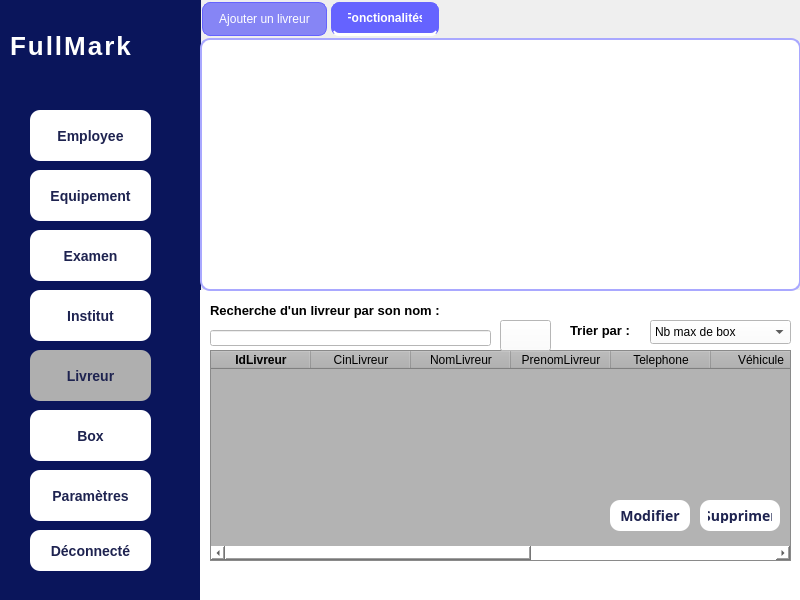
malek-mejaouel/Distribution_center_project-, file mainwindow.ui: the form before one commit.
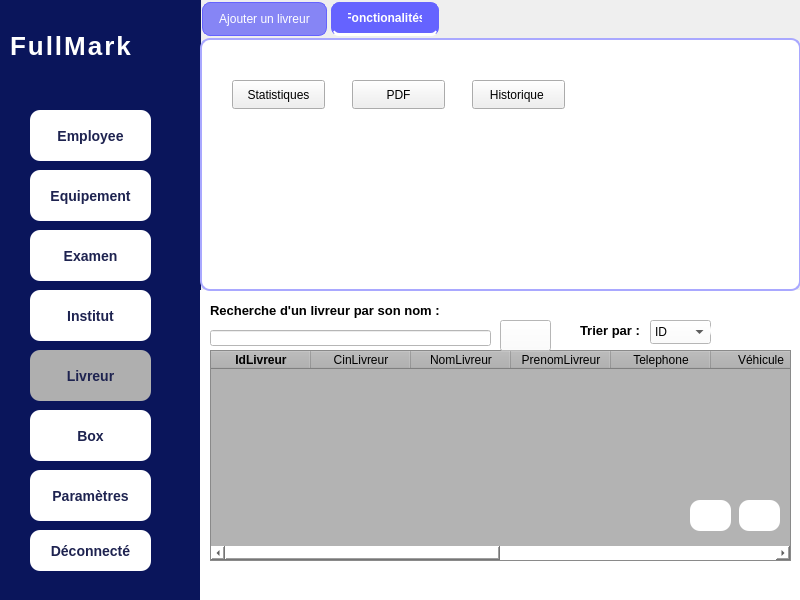
The form after the commit. The open tabs and pages were chosen to show the change. Icons and pictures are not drawn.

What changed in the file:
```diff
--- a/mainwindow.ui
+++ b/mainwindow.ui
@@ -473,11 +473,32 @@
        </color>
       </property>
      </column>
+     <column>
+      <property name="text">
+       <string>image</string>
+      </property>
+      <property name="background">
+       <color>
+        <red>0</red>
+        <green>0</green>
+        <blue>107</blue>
+       </color>
+      </property>
+      <property name="foreground">
+       <brush brushstyle="NoBrush">
+        <color alpha="255">
+         <red>0</red>
+         <green>0</green>
+         <blue>0</blue>
+        </color>
+       </brush>
+      </property>
+     </column>
     </widget>
     <widget class="QLabel" name="label_11">
      <property name="geometry">
       <rect>
-       <x>370</x>
+       <x>380</x>
        <y>30</y>
        <width>71</width>
        <height>21</height>
@@ -498,13 +519,13 @@
       <rect>
        <x>450</x>
        <y>30</y>
-       <width>141</width>
+       <width>61</width>
        <height>24</height>
       </rect>
      </property>
      <item>
       <property name="text">
-       <string>Nb max de box</string>
+       <string>ID</string>
       </property>
      </item>
      <item>
@@ -634,9 +655,9 @@
     <widget class="QPushButton" name="b4">
      <property name="geometry">
       <rect>
-       <x>500</x>
+       <x>539</x>
        <y>210</y>
-       <width>80</width>
+       <width>41</width>
        <height>31</height>
       </rect>
      </property>
@@ -655,15 +676,15 @@
     padding: 8px;</string>
      </property>
      <property name="text">
-      <string>Supprimer</string>
+      <string/>
      </property>
     </widget>
     <widget class="QPushButton" name="b3">
      <property name="geometry">
       <rect>
-       <x>410</x>
+       <x>490</x>
        <y>210</y>
-       <width>80</width>
+       <width>41</width>
        <height>31</height>
       </rect>
      </property>
@@ -682,7 +703,70 @@
     padding: 8px;</string>
      </property>
      <property name="text">
-      <string>Modifier</string>
+      <string/>
+     </property>
+     <property name="icon">
+      <iconset theme="QIcon::ThemeIcon::MailMessageNew"/>
+     </property>
+    </widget>
+    <widget class="QPushButton" name="DescButton">
+     <property name="geometry">
+      <rect>
+       <x>510</x>
+       <y>30</y>
+       <width>51</width>
+       <height>21</height>
+      </rect>
+     </property>
+     <property name="font">
+      <font>
+       <family>Tw Cen MT</family>
+       <pointsize>-1</pointsize>
+       <bold>true</bold>
+      </font>
+     </property>
+     <property name="styleSheet">
+      <string notr="true">  background-color: #FFFFFF;
+    color: #1E2350;
+    border-radius: 10px;
+    font-size: 14px;
+    padding: 8px;</string>
+     </property>
+     <property name="text">
+      <string/>
+     </property>
+     <property name="icon">
+      <iconset theme="QIcon::ThemeIcon::GoDown"/>
+     </property>
+    </widget>
+    <widget class="QPushButton" name="AscButton">
+     <property name="geometry">
+      <rect>
+       <x>550</x>
+       <y>30</y>
+       <width>41</width>
+       <height>21</height>
+      </rect>
+     </property>
+     <property name="font">
+      <font>
+       <family>Tw Cen MT</family>
+       <pointsize>-1</pointsize>
+       <bold>true</bold>
+      </font>
+     </property>
+     <property name="styleSheet">
+      <string notr="true">  background-color: #FFFFFF;
+    color: #1E2350;
+    border-radius: 10px;
+    font-size: 14px;
+    padding: 8px;</string>
+     </property>
+     <property name="text">
+      <string/>
+     </property>
+     <property name="icon">
+      <iconset theme="QIcon::ThemeIcon::GoUp"/>
      </property>
     </widget>
    </widget>
@@ -1107,6 +1191,58 @@
      <attribute name="title">
       <string>Fonctionalités</string>
      </attribute>
+     <widget class="QPushButton" name="statsButton">
+      <property name="geometry">
+       <rect>
+        <x>30</x>
+        <y>40</y>
+        <width>93</width>
+        <height>29</height>
+       </rect>
+      </property>
+      <property name="styleSheet">
+       <string notr="true">
+font: 9pt &quot;Segoe Fluent Icons&quot;;</string>
+      </property>
+      <property name="text">
+       <string>Statistiques</string>
+      </property>
+     </widget>
+     <widget class="QPushButton" name="pdfButton">
+      <property name="geometry">
+       <rect>
+        <x>150</x>
+        <y>40</y>
+        <width>93</width>
+        <height>29</height>
+       </rect>
+      </property>
+      <property name="styleSheet">
+       <string notr="true">font: 9pt &quot;Segoe Fluent Icons&quot;;</string>
+      </property>
+      <property name="text">
+       <string>PDF</string>
+      </property>
+      <property name="icon">
+       <iconset theme="QIcon::ThemeIcon::DocumentPageSetup"/>
+      </property>
+     </widget>
+     <widget class="QPushButton" name="historiqueButton">
+      <property name="geometry">
+       <rect>
+        <x>270</x>
+        <y>40</y>
+        <width>93</width>
+        <height>29</height>
+       </rect>
+      </property>
+      <property name="styleSheet">
+       <string notr="true">font: 9pt &quot;Segoe Fluent Icons&quot;;</string>
+      </property>
+      <property name="text">
+       <string>Historique </string>
+      </property>
+     </widget>
     </widget>
    </widget>
   </widget>
```
Left out of the diff: 71 changed lines with no effect on the pictures.
